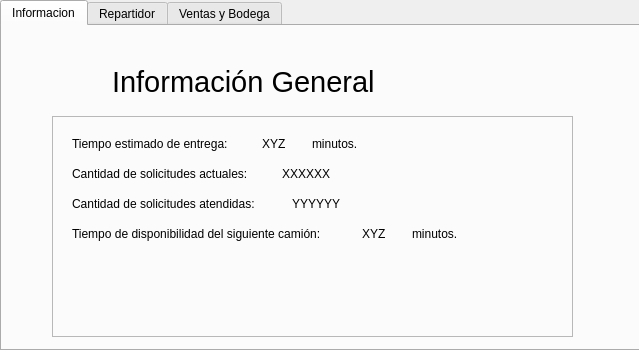
Above: Flipigas/admin.ui from emedemarcelo/FlipigasTEL102 before the change. Below: the same form after it.
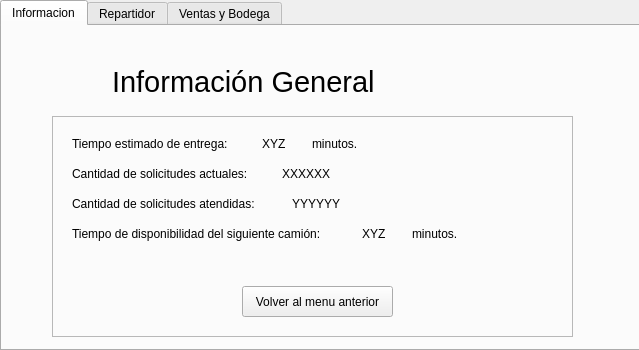
That is the form after the change. Icons and pictures are not drawn.

Commit message: Mejoramiento de transición de ventanas y query de cerros en admin funcionando

Diff of the .ui file:
```diff
--- a/Flipigas/admin.ui
+++ b/Flipigas/admin.ui
@@ -193,6 +193,19 @@
         <string>minutos.</string>
        </property>
       </widget>
+      <widget class="QPushButton" name="VolverAdminButton">
+       <property name="geometry">
+        <rect>
+         <x>190</x>
+         <y>170</y>
+         <width>151</width>
+         <height>31</height>
+        </rect>
+       </property>
+       <property name="text">
+        <string>Volver al menu anterior</string>
+       </property>
+      </widget>
      </widget>
      <widget class="QLabel" name="InfoGeneralIcon">
       <property name="geometry">
```
The commit also changes 10 other files.
